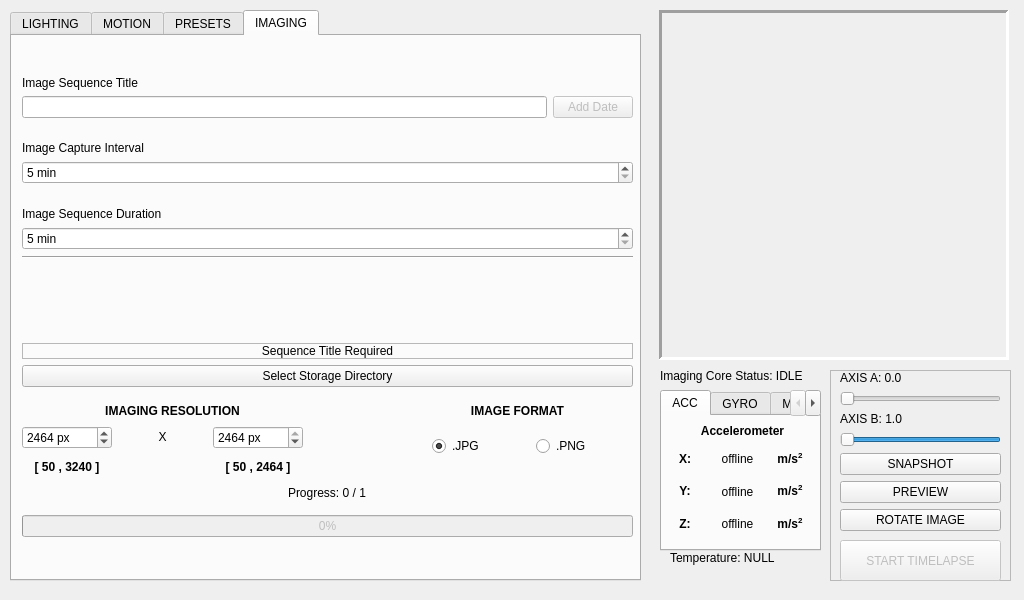
First picture: the form in _ui/Clinostat.ui, repository CoCl-Jerry/SciSpin_Max_Dev, before the edit.
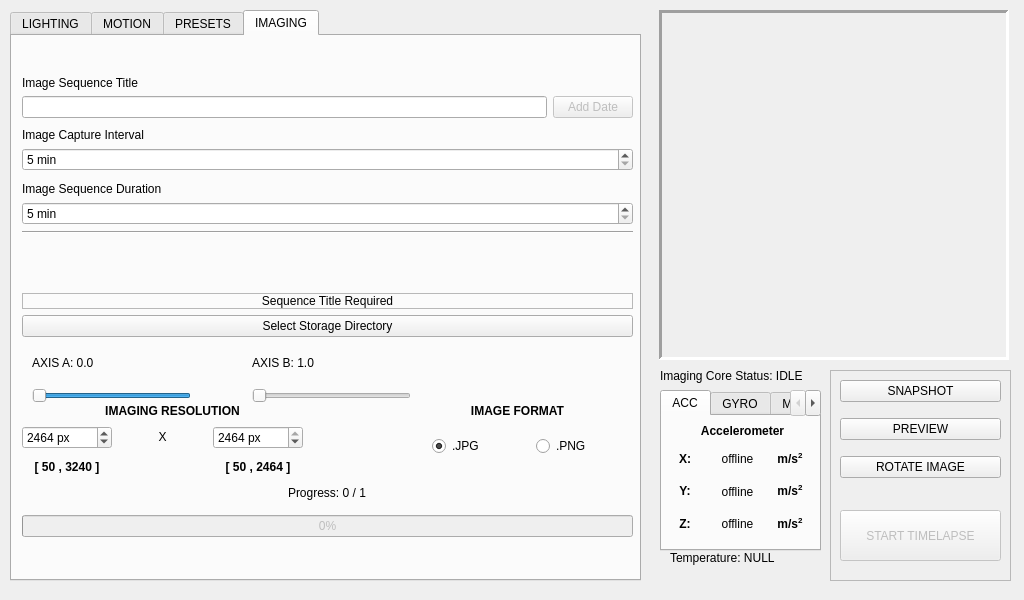
Second picture: the form after the edit. The open tabs and pages were chosen to show the change. Icons and pictures are not drawn.

What changed in the file:
```diff
--- a/_ui/Clinostat.ui
+++ b/_ui/Clinostat.ui
@@ -1029,7 +1029,7 @@
         <x>10</x>
         <y>40</y>
         <width>611</width>
-        <height>311</height>
+        <height>261</height>
        </rect>
       </property>
       <layout class="QVBoxLayout" name="verticalLayout_3">
@@ -1366,6 +1366,82 @@
        </item>
       </layout>
      </widget>
+     <widget class="QSlider" name="yAxis_horizontalSlider">
+      <property name="geometry">
+       <rect>
+        <x>20</x>
+        <y>350</y>
+        <width>159</width>
+        <height>19</height>
+       </rect>
+      </property>
+      <property name="minimum">
+       <number>1</number>
+      </property>
+      <property name="maximum">
+       <number>100</number>
+      </property>
+      <property name="value">
+       <number>100</number>
+      </property>
+      <property name="orientation">
+       <enum>Qt::Horizontal</enum>
+      </property>
+      <property name="invertedAppearance">
+       <bool>true</bool>
+      </property>
+      <property name="invertedControls">
+       <bool>false</bool>
+      </property>
+      <property name="tickPosition">
+       <enum>QSlider::NoTicks</enum>
+      </property>
+     </widget>
+     <widget class="QSlider" name="xAxis_horizontalSlider">
+      <property name="geometry">
+       <rect>
+        <x>240</x>
+        <y>350</y>
+        <width>159</width>
+        <height>19</height>
+       </rect>
+      </property>
+      <property name="maximum">
+       <number>100</number>
+      </property>
+      <property name="orientation">
+       <enum>Qt::Horizontal</enum>
+      </property>
+      <property name="tickPosition">
+       <enum>QSlider::NoTicks</enum>
+      </property>
+     </widget>
+     <widget class="QLabel" name="yAxis_label">
+      <property name="geometry">
+       <rect>
+        <x>240</x>
+        <y>320</y>
+        <width>159</width>
+        <height>13</height>
+       </rect>
+      </property>
+      <property name="text">
+       <string>AXIS B: 1.0</string>
+      </property>
+     </widget>
+     <widget class="QLabel" name="xAxis_label">
+      <property name="geometry">
+       <rect>
+        <x>20</x>
+        <y>320</y>
+        <width>159</width>
+        <height>13</height>
+       </rect>
+      </property>
+      <property name="text">
+       <string>AXIS A: 0.0</string>
+      </property>
+     </widget>
     </widget>
    </widget>
    <widget class="QTabWidget" name="Sensor_tabWidget">
@@ -1814,62 +1890,10 @@
        <x>10</x>
        <y>0</y>
        <width>161</width>
-       <height>161</height>
+       <height>121</height>
       </rect>
      </property>
      <layout class="QVBoxLayout" name="verticalLayout_17">
-      <item>
-       <widget class="QLabel" name="xAxis_label">
-        <property name="text">
-         <string>AXIS A: 0.0</string>
-        </property>
-       </widget>
-      </item>
-      <item>
-       <widget class="QSlider" name="xAxis_horizontalSlider">
-        <property name="maximum">
-         <number>100</number>
-        </property>
-        <property name="orientation">
-         <enum>Qt::Horizontal</enum>
-        </property>
-        <property name="tickPosition">
-         <enum>QSlider::NoTicks</enum>
-        </property>
-       </widget>
-      </item>
-      <item>
-       <widget class="QLabel" name="yAxis_label">
-        <property name="text">
-         <string>AXIS B: 1.0</string>
-        </property>
-       </widget>
-      </item>
-      <item>
-       <widget class="QSlider" name="yAxis_horizontalSlider">
-        <property name="minimum">
-         <number>1</number>
-        </property>
-        <property name="maximum">
-         <number>100</number>
-        </property>
-        <property name="value">
-         <number>100</number>
-        </property>
-        <property name="orientation">
-         <enum>Qt::Horizontal</enum>
-        </property>
-        <property name="invertedAppearance">
-         <bool>true</bool>
-        </property>
-        <property name="invertedControls">
-         <bool>false</bool>
-        </property>
-        <property name="tickPosition">
-         <enum>QSlider::NoTicks</enum>
-        </property>
-       </widget>
-      </item>
       <item>
        <widget class="QPushButton" name="snapshot_pushButton">
         <property name="enabled">
@@ -1906,9 +1930,9 @@
      <property name="geometry">
       <rect>
        <x>10</x>
-       <y>170</y>
+       <y>140</y>
        <width>161</width>
-       <height>41</height>
+       <height>51</height>
       </rect>
      </property>
      <property name="toolTip">
```
